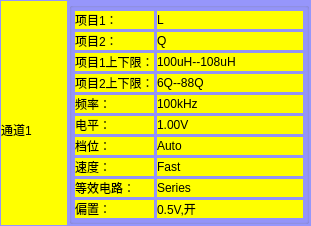
caicaiking/WKELightWave, file UiFiles/clsChannelSettings.ui: the form before one commit.
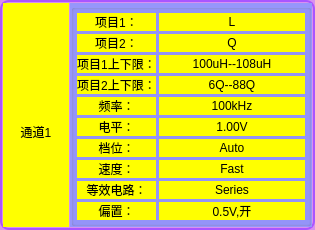
The form after the commit. Icons and pictures are not drawn. Custom widgets are drawn as their Qt base class.

The edit to the form file:
```diff
--- a/UiFiles/clsChannelSettings.ui
+++ b/UiFiles/clsChannelSettings.ui
@@ -6,8 +6,8 @@
    <rect>
     <x>0</x>
     <y>0</y>
-    <width>311</width>
-    <height>201</height>
+    <width>315</width>
+    <height>205</height>
    </rect>
   </property>
   <property name="maximumSize">
@@ -20,23 +20,26 @@
    <string>Dialog</string>
   </property>
   <property name="styleSheet">
-   <string notr="true">QDialog
+   <string notr="true">
+QDialog
 {
-	background-color:rgb(150,150,251);
+	background-color:#D891EF;
+	border:2px solid rgb(170, 85, 255);
+	border-radius: 9px;
 }</string>
   </property>
   <layout class="QGridLayout" name="gridLayout_5">
    <property name="leftMargin">
-    <number>1</number>
+    <number>3</number>
    </property>
    <property name="topMargin">
-    <number>1</number>
+    <number>3</number>
    </property>
    <property name="rightMargin">
-    <number>1</number>
+    <number>3</number>
    </property>
    <property name="bottomMargin">
-    <number>1</number>
+    <number>3</number>
    </property>
    <property name="spacing">
     <number>1</number>
@@ -109,6 +112,9 @@
        <property name="text">
         <string>通道1</string>
        </property>
+       <property name="alignment">
+        <set>Qt::AlignCenter</set>
+       </property>
       </widget>
      </item>
     </layout>
@@ -197,6 +203,9 @@
               <property name="text">
                <string>项目1：</string>
               </property>
+              <property name="alignment">
+               <set>Qt::AlignCenter</set>
+              </property>
              </widget>
             </item>
             <item>
@@ -220,6 +229,9 @@
               <property name="text">
                <string>项目2：</string>
               </property>
+              <property name="alignment">
+               <set>Qt::AlignCenter</set>
+              </property>
              </widget>
             </item>
             <item>
@@ -243,6 +255,9 @@
               <property name="text">
                <string>项目1上下限：</string>
               </property>
+              <property name="alignment">
+               <set>Qt::AlignCenter</set>
+              </property>
              </widget>
             </item>
             <item>
@@ -266,6 +281,9 @@
               <property name="text">
                <string>项目2上下限：</string>
               </property>
+              <property name="alignment">
+               <set>Qt::AlignCenter</set>
+              </property>
              </widget>
             </item>
             <item>
@@ -289,6 +307,9 @@
               <property name="text">
                <string>频率：</string>
               </property>
+              <property name="alignment">
+               <set>Qt::AlignCenter</set>
+              </property>
              </widget>
             </item>
             <item>
@@ -312,6 +333,9 @@
               <property name="text">
                <string>电平：</string>
               </property>
+              <property name="alignment">
+               <set>Qt::AlignCenter</set>
+              </property>
              </widget>
             </item>
             <item>
@@ -335,6 +359,9 @@
               <property name="text">
                <string>档位：</string>
               </property>
+              <property name="alignment">
+               <set>Qt::AlignCenter</set>
+              </property>
              </widget>
             </item>
             <item>
@@ -358,6 +385,9 @@
               <property name="text">
                <string>速度：</string>
               </property>
+              <property name="alignment">
+               <set>Qt::AlignCenter</set>
+              </property>
              </widget>
             </item>
             <item>
@@ -381,6 +411,9 @@
               <property name="text">
                <string>等效电路：</string>
               </property>
+              <property name="alignment">
+               <set>Qt::AlignCenter</set>
+              </property>
              </widget>
             </item>
             <item>
@@ -404,6 +437,9 @@
               <property name="text">
                <string>偏置：</string>
               </property>
+              <property name="alignment">
+               <set>Qt::AlignCenter</set>
+              </property>
              </widget>
             </item>
            </layout>
@@ -428,6 +464,9 @@
               <property name="text">
                <string>L</string>
               </property>
+              <property name="alignment">
+               <set>Qt::AlignCenter</set>
+              </property>
              </widget>
             </item>
             <item>
@@ -445,6 +484,9 @@
               <property name="text">
                <string>Q</string>
               </property>
+              <property name="alignment">
+               <set>Qt::AlignCenter</set>
+              </property>
              </widget>
             </item>
             <item>
@@ -462,6 +504,9 @@
               <property name="text">
                <string>100uH--108uH</string>
               </property>
+              <property name="alignment">
+               <set>Qt::AlignCenter</set>
+              </property>
              </widget>
             </item>
             <item>
@@ -479,6 +524,9 @@
               <property name="text">
                <string>6Q--88Q</string>
               </property>
+              <property name="alignment">
+               <set>Qt::AlignCenter</set>
+              </property>
              </widget>
             </item>
             <item>
@@ -496,6 +544,9 @@
               <property name="text">
                <string>100kHz</string>
               </property>
+              <property name="alignment">
+               <set>Qt::AlignCenter</set>
+              </property>
              </widget>
             </item>
             <item>
@@ -513,6 +564,9 @@
               <property name="text">
                <string>1.00V</string>
               </property>
+              <property name="alignment">
+               <set>Qt::AlignCenter</set>
+              </property>
              </widget>
             </item>
             <item>
@@ -530,6 +584,9 @@
               <property name="text">
                <string>Auto</string>
               </property>
+              <property name="alignment">
+               <set>Qt::AlignCenter</set>
+              </property>
              </widget>
             </item>
             <item>
@@ -547,6 +604,9 @@
               <property name="text">
                <string>Fast</string>
               </property>
+              <property name="alignment">
+               <set>Qt::AlignCenter</set>
+              </property>
              </widget>
             </item>
             <item>
@@ -564,6 +624,9 @@
               <property name="text">
                <string>Series</string>
               </property>
+              <property name="alignment">
+               <set>Qt::AlignCenter</set>
+              </property>
              </widget>
             </item>
             <item>
@@ -581,6 +644,9 @@
               <property name="text">
                <string>0.5V,开</string>
               </property>
+              <property name="alignment">
+               <set>Qt::AlignCenter</set>
+              </property>
              </widget>
             </item>
            </layout>
```
Left out of the diff: 38 changed lines with no effect on the pictures.
